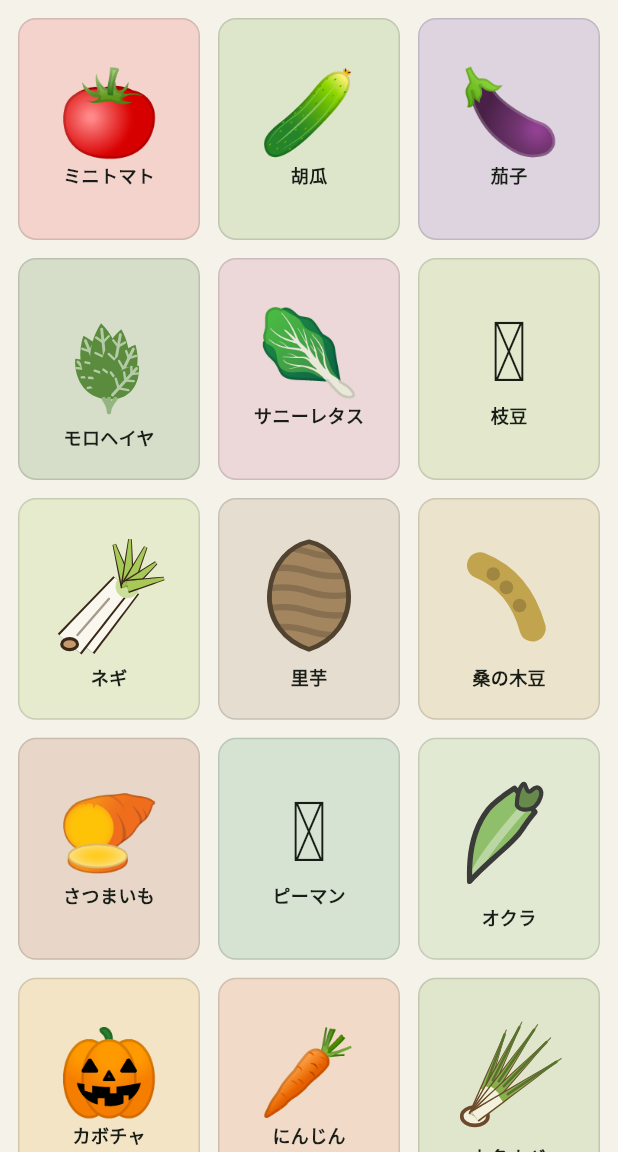
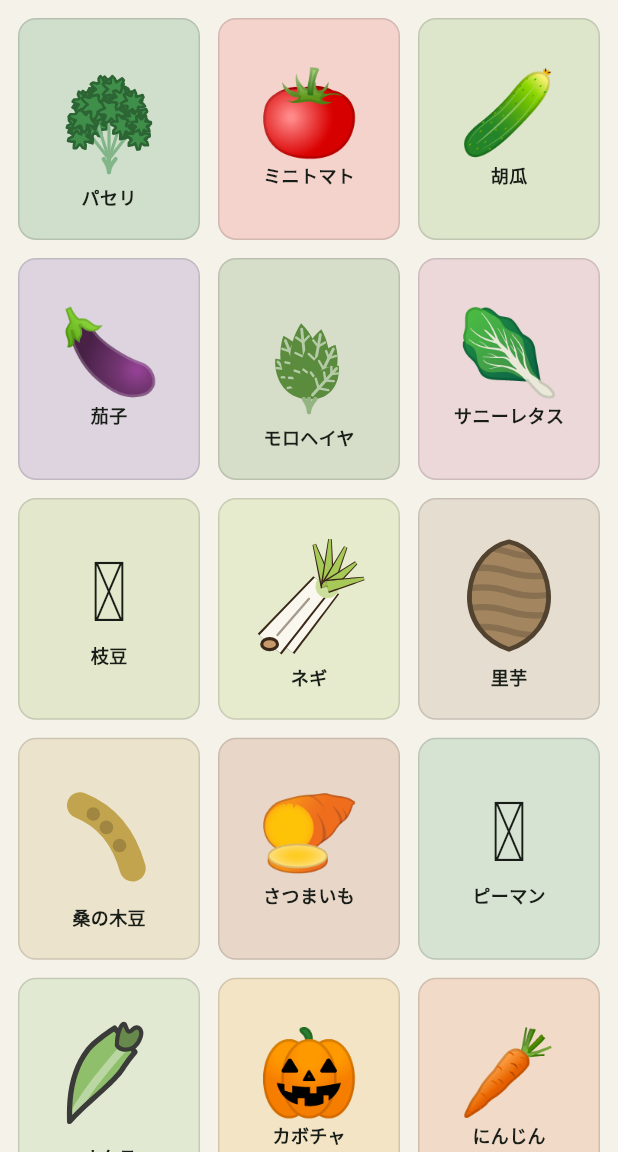
Before and after one commit to david3080/ydiary, a Flutter app: the screen it shows after launch, item 5 of the bottom bar chosen, after a tap on "アイコンプレビュー", on a phone screen of 412 x 824 dp, the part 84-1236 px from its top. Run offline on Flutter 3.47's test engine with Material 3 defaults, Android fonts, the phone set to English and light mode, and no system bars; our stand-ins replace cached_network_image, cloud_firestore, firebase_auth, firebase_core, flutter_riverpod, google_sign_in and 1 more; accounts and stored records are empty; statements that could not run were skipped.

Commit message:
Add parsley crop and manage crop master data via Firestore
野菜マスタ（名前・色・絵文字）をFirestoreのcropsコレクションと同期。
設定画面から追加・編集・削除ができる管理画面を追加。
カスタム描画アイコン（里芋・オクラ等）はidが一致すれば従来通り使われる。
新規: パセリ（縮れ葉のブーケ状カスタムアイコン）。

Co-Authored-By: Claude Opus 4.8 <noreply@anthropic.com>

```diff
--- a/lib/data/seed_data.dart
+++ b/lib/data/seed_data.dart
@@ -1,8 +1,9 @@
 import 'package:flutter/material.dart';
 import '../domain/models.dart';
 
-/// 野菜マスタ（現況で確定した18種）。
+/// 野菜マスタ（現況で確定した19種）。
 const kCrops = <String, Crop>{
+  'parsley': Crop(id: 'parsley', name: 'パセリ', color: Color(0xFF3F8F4A), icon: '🌿'),
   'tomato': Crop(id: 'tomato', name: 'ミニトマト', color: Color(0xFFE5544B), icon: '🍅'),
   'cucumber': Crop(id: 'cucumber', name: '胡瓜', color: Color(0xFF7CAE4A), icon: '🥒'),
   'eggplant': Crop(id: 'eggplant', name: '茄子', color: Color(0xFF7D5BA6), icon: '🍆'),
--- a/lib/ui/sections/settings_section.dart
+++ b/lib/ui/sections/settings_section.dart
@@ -1,5 +1,6 @@
 import 'package:flutter/material.dart';
 import '../../data/seed_data.dart';
+import '../crop_editor_page.dart';
 import '../icon_preview_page.dart';
 import '../widgets/section_header.dart';
 
@@ -15,6 +16,15 @@ class SettingsSection extends StatelessWidget {
         Expanded(
           child: ListView(
             children: [
+              ListTile(
+                leading: const Icon(Icons.eco_outlined),
+                title: const Text('野菜マスタ'),
+                subtitle: const Text('野菜の追加・編集・削除'),
+                trailing: const Icon(Icons.chevron_right),
+                onTap: () => Navigator.of(context).push(
+                  MaterialPageRoute(builder: (_) => const CropEditorPage()),
+                ),
+              ),
               ListTile(
                 leading: const Icon(Icons.image_outlined),
                 title: const Text('アイコンプレビュー'),
--- a/lib/ui/widgets/crop_icon.dart
+++ b/lib/ui/widgets/crop_icon.dart
@@ -13,6 +13,7 @@ const _painted = {
   'negi',
   'kyonegi',
   'nira',
+  'parsley',
 };
 
 Offset _quadPoint(Offset a, Offset b, Offset e, double t) => Offset(
@@ -134,6 +135,78 @@ class _CropIconPainter extends CustomPainter {
           }
           c.restore();
           c.drawPath(p, line(strokeCol, 1.8));
+        }
+        break;
+
+      case 'parsley': // パセリ: 縮れ葉のクラスターが束になったブーケ状
+        {
+          final stemCol = Color.lerp(color, Colors.white, 0.35)!;
+          final dark2 = Color.lerp(color, Colors.black, 0.3)!;
+
+          Path frillyBlob(double r) {
+            const bumps = 7.0;
+            const amp = 0.32;
+            const samples = 32;
+            final p = Path();
+            for (var i = 0; i <= samples; i++) {
+              final t = i / samples * 2 * math.pi;
+              final rad = r * (1 + amp * math.cos(bumps * t));
+              final x = rad * math.cos(t);
+              final y = rad * math.sin(t);
+              if (i == 0) {
+                p.moveTo(x * k, y * k);
+              } else {
+                p.lineTo(x * k, y * k);
+              }
+            }
+            p.close();
+            return p;
+          }
+
+          void cluster(double len, double r) {
+            c.drawLine(Offset(0, 0), Offset(0, -len * k), line(stemCol, 1.2));
+            const spread = [
+              (0.0, 0.0, 1.0),
+              (-0.75, 0.35, 0.72),
+              (0.75, 0.35, 0.72),
+              (-0.35, -0.55, 0.6),
+              (0.35, -0.55, 0.6),
+            ];
+            for (final (dx, dy, scale) in spread) {
+              c.save();
+              c.translate(dx * r * k, -len * k + dy * r * k);
+              final blob = frillyBlob(r * scale);
+              c.drawPath(blob, fill(color));
+              c.drawPath(blob, line(dark2, 1.0));
+              c.restore();
+            }
+          }
+
+          // (角度, 長さ, クラスター半径)
+          const leaves = [
+            [-38.0, 15.0, 5.0],
+            [-18.0, 20.0, 6.0],
+            [0.0, 23.0, 6.5],
+            [18.0, 20.0, 6.0],
+            [38.0, 15.0, 5.0],
+          ];
+          final base = o(24, 42);
+          for (final leafDef in leaves) {
+            c.save();
+            c.translate(base.dx, base.dy);
+            c.rotate(leafDef[0] * math.pi / 180);
+            cluster(leafDef[1], leafDef[2]);
+            c.restore();
+          }
+
+          // 茎（束になって根元に集まる）
+          for (final dx in [-2.0, 0.0, 2.5]) {
+            final p = Path()
+              ..moveTo(base.dx + dx * k, base.dy)
+              ..quadraticBezierTo(o(24, 45).dx, o(24, 45).dy, o(24, 47).dx,
+                  o(24, 47).dy);
+            c.drawPath(p, line(stemCol, 1.6));
+          }
         }
         break;
 
```
Also changed, not shown: lib/data/firestore_repo.dart (+22 -0 lines), lib/state/providers.dart (+62 -2 lines), lib/ui/crop_editor_page.dart (added, +238 -0 lines).
